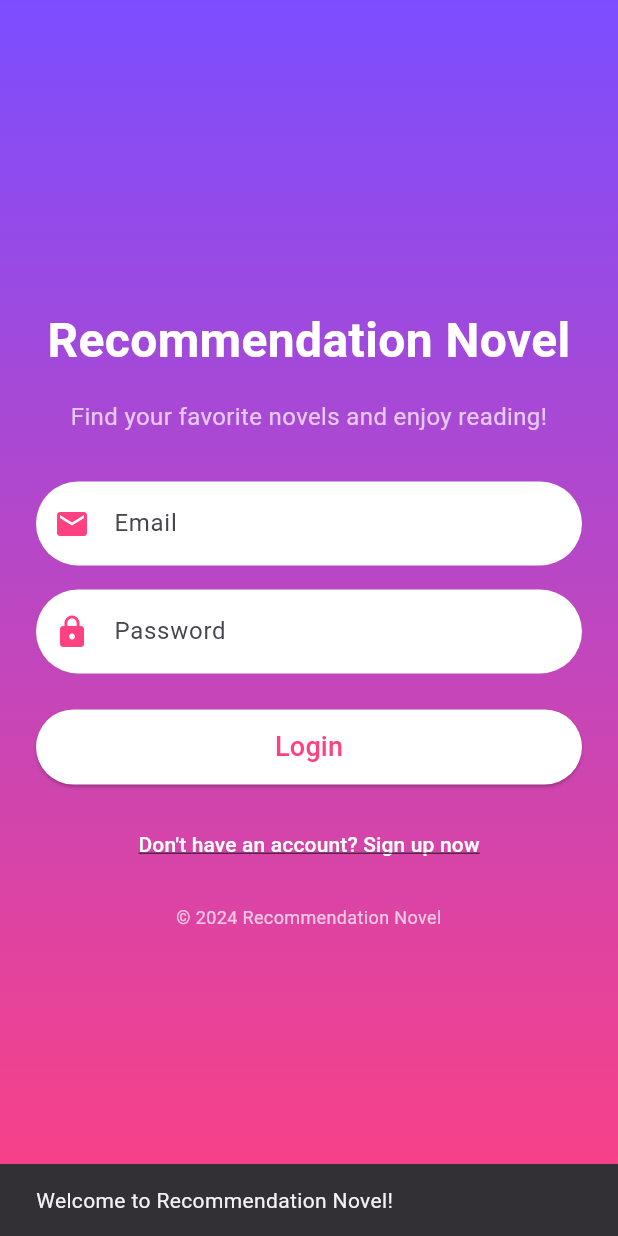
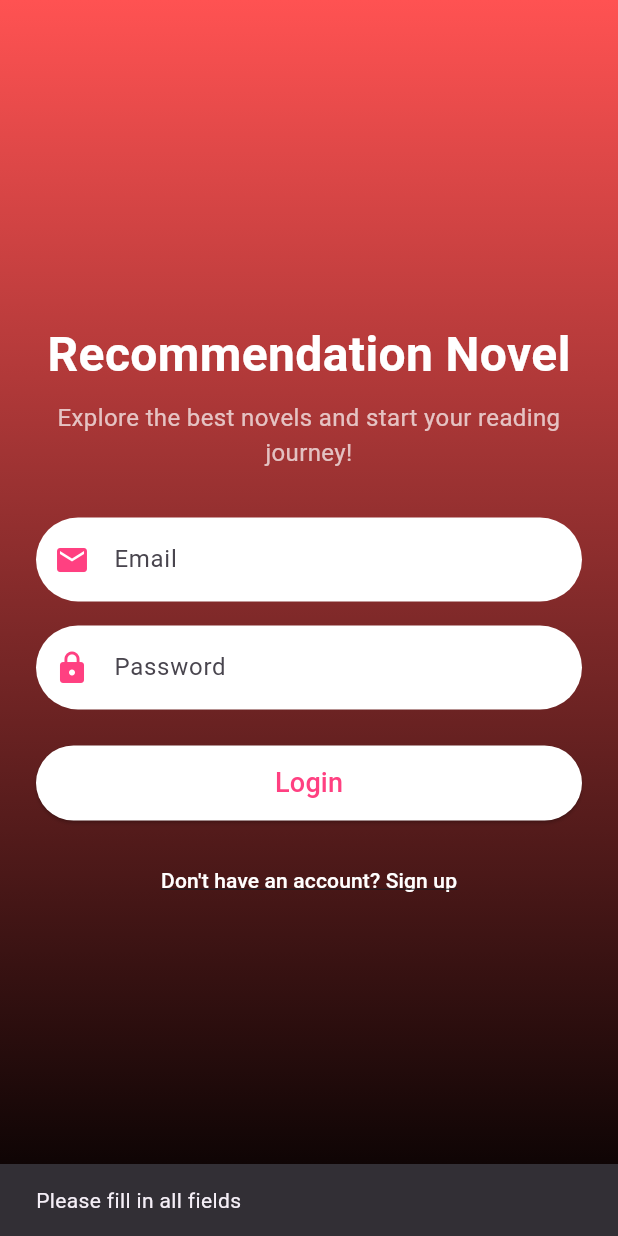
Before and after one commit to MGilangSeftian/Review-dan-Recomendation-Novel, a Flutter app: the TampilanLogin screen opened directly, after a tap on "Login", on a phone screen of 412 x 824 dp. Run offline on Flutter 3.47's test engine with Material 3 defaults, Android fonts, the phone set to English and light mode, and no system bars; our stand-ins replace shared_preferences; accounts and stored records are empty; Roboto replaces fonts that are missing (Arial, Times New Roman).

Commit message:
membuat halaman login

```diff
--- a/reccomendation_novel/lib/main.dart
+++ b/reccomendation_novel/lib/main.dart
@@ -22,8 +22,8 @@ class MyApp extends StatelessWidget {
       // home: const MyHomePage(title: 'Flutter Demo Home Page'),
       //home: TampilanHome(),
       //home: TampilanProfile(),
-      //home: TampilanLogin(),
-      home: TampilanFavorit(),
+      home: TampilanLogin(),
+      //home: TampilanFavorit(),
 
 
     );
--- a/reccomendation_novel/lib/screens/tampilan_login.dart
+++ b/reccomendation_novel/lib/screens/tampilan_login.dart
@@ -1,6 +1,40 @@
 import 'package:flutter/material.dart';
+import 'package:shared_preferences/shared_preferences.dart';
 
-class TampilanLogin extends StatelessWidget {
+class TampilanLogin extends StatefulWidget {
+  @override
+  _TampilanLoginState createState() => _TampilanLoginState();
+}
+
+class _TampilanLoginState extends State<TampilanLogin> {
+  final TextEditingController _emailController = TextEditingController();
+  final TextEditingController _passwordController = TextEditingController();
+
+  // Fungsi untuk menyimpan data ke SharedPreferences
+  Future<void> _saveLoginData(String email) async {
+    SharedPreferences prefs = await SharedPreferences.getInstance();
+    await prefs.setString('email', email);
+  }
+
+  // Fungsi untuk menangani proses login
+  void _login() {
+    final email = _emailController.text.trim();
+    final password = _passwordController.text;
+
+    if (email.isEmpty || password.isEmpty) {
+      ScaffoldMessenger.of(context).showSnackBar(
+        SnackBar(content: Text('Please fill in all fields')),
+      );
+      return;
+    }
+
+    // Simpan data login
+    _saveLoginData(email);
+
+    // Navigasi ke halaman beranda
+    Navigator.pushReplacementNamed(context, '/home');
+  }
+
   @override
   Widget build(BuildContext context) {
     return Scaffold(
@@ -10,7 +44,7 @@ class TampilanLogin extends StatelessWidget {
           Container(
             decoration: BoxDecoration(
               gradient: LinearGradient(
-                colors: [Colors.deepPurpleAccent, Colors.pinkAccent],
+                colors: [Colors.redAccent, Colors.black],
                 begin: Alignment.topCenter,
                 end: Alignment.bottomCenter,
               ),
@@ -19,25 +53,23 @@ class TampilanLogin extends StatelessWidget {
           // Konten login
           Center(
             child: SingleChildScrollView(
-              child: Padding(
-                padding: const EdgeInsets.symmetric(horizontal: 24.0),
+              padding: const EdgeInsets.all(24.0),
               child: Column(
                 mainAxisAlignment: MainAxisAlignment.center,
                 children: [
-                    // Judul
+                  // Judul aplikasi
                   Text(
                     'Recommendation Novel',
                     style: TextStyle(
                       fontSize: 32,
                       fontWeight: FontWeight.bold,
                       color: Colors.white,
-                        fontFamily: 'Times New Roman',
+                      fontFamily: 'Arial',
                     ),
-                      textAlign: TextAlign.center,
                   ),
-                    SizedBox(height: 16),
+                  SizedBox(height: 8),
                   Text(
-                      'Find your favorite novels and enjoy reading!',
+                    'Explore the best novels and start your reading journey!',
                     style: TextStyle(
                       fontSize: 16,
                       color: Colors.white70,
@@ -48,6 +80,7 @@ class TampilanLogin extends StatelessWidget {
 
                   // Input email
                   TextField(
+                    controller: _emailController,
                     decoration: InputDecoration(
                       filled: true,
                       fillColor: Colors.white,
@@ -64,6 +97,7 @@ class TampilanLogin extends StatelessWidget {
 
                   // Input password
                   TextField(
+                    controller: _passwordController,
                     decoration: InputDecoration(
                       filled: true,
                       fillColor: Colors.white,
@@ -80,12 +114,7 @@ class TampilanLogin extends StatelessWidget {
 
                   // Tombol login
                   ElevatedButton(
-                      onPressed: () {
-                        // Logika login
-                        ScaffoldMessenger.of(context).showSnackBar(
-                          SnackBar(content: Text('Welcome to Recommendation Novel!')),
-                        );
-                      },
+                    onPressed: _login,
                     style: ElevatedButton.styleFrom(
                       foregroundColor: Colors.pinkAccent, backgroundColor: Colors.white,
                       shape: RoundedRectangleBorder(
@@ -100,33 +129,20 @@ class TampilanLogin extends StatelessWidget {
                   ),
                   SizedBox(height: 16),
 
-                    // Lupa password atau daftar
+                  // Teks daftar
                   TextButton(
                     onPressed: () {
                       Navigator.pushNamed(context, '/register');
                     },
                     child: Text(
-                        'Don\'t have an account? Sign up now',
+                      'Don\'t have an account? Sign up',
                       style: TextStyle(
                         color: Colors.white,
                         decoration: TextDecoration.underline,
                       ),
                     ),
                   ),
-
-                    SizedBox(height: 16),
-
-                    // Copyright atau informasi tambahan
-                    Text(
-                      '© 2024 Recommendation Novel',
-                      style: TextStyle(
-                        color: Colors.white70,
-                        fontSize: 12,
-                      ),
-                      textAlign: TextAlign.center,
-                    ),
                 ],
-                ),
               ),
             ),
           ),
--- a/reccomendation_novel/pubspec.yaml
+++ b/reccomendation_novel/pubspec.yaml
@@ -36,6 +36,7 @@ dependencies:
   # Use with the CupertinoIcons class for iOS style icons.
   cupertino_icons: ^1.0.8
   url_launcher: ^6.3.1
+  shared_preferences: ^2.3.3
 
 dev_dependencies:
   flutter_test:
```
Lines whose indentation alone changed are shown as unchanged.
